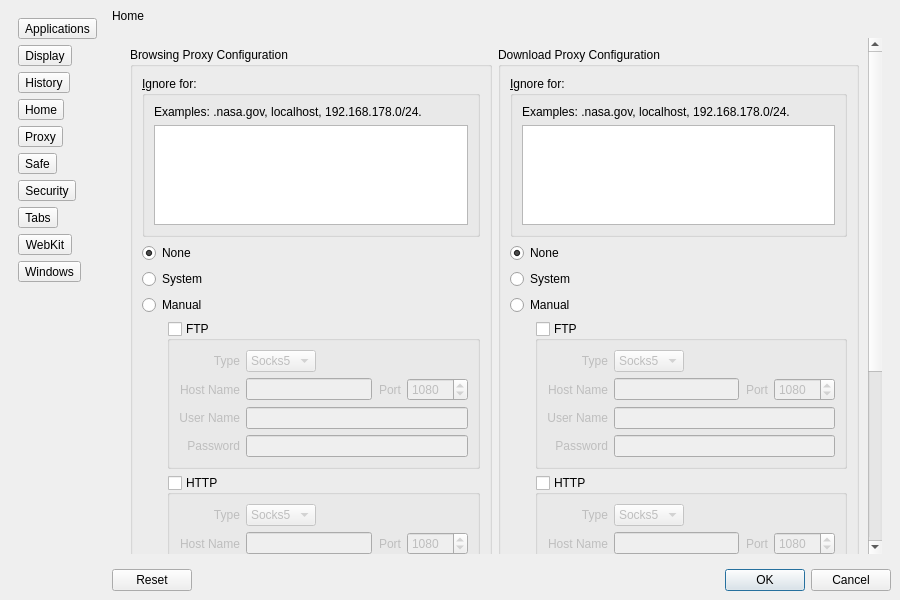
Before: the Qt Designer form Version 2.x/UI/dsettings.ui in textbrowser/dooble, drawn with Qt 5.
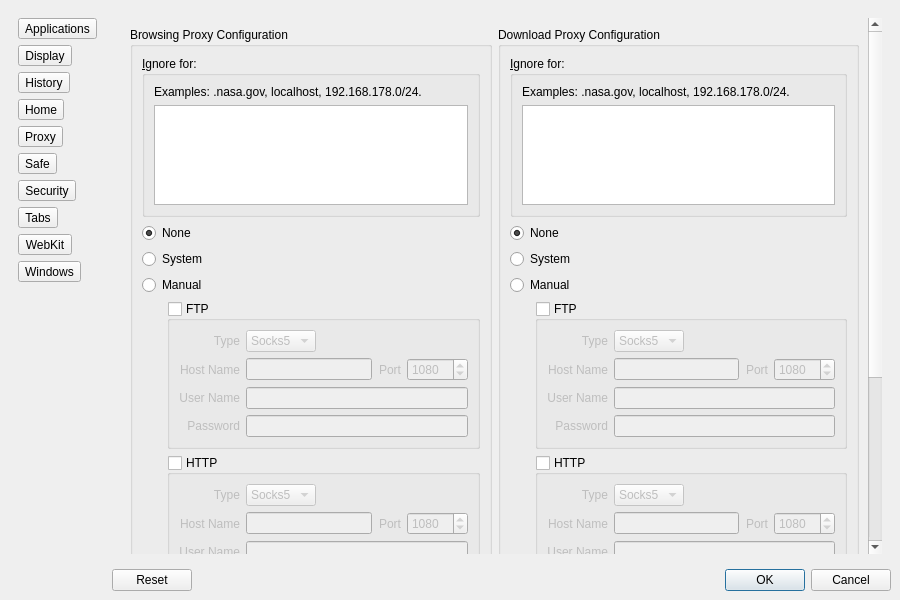
After: the same form once the commit is applied. The open tabs and pages were chosen to show the change. Custom widgets are drawn as their Qt base class.

Commit message: New Home location. New INI variable. Removed home path from Settings.

Diff of the .ui file:
```diff
--- a/Version 2.x/UI/dsettings.ui
+++ b/Version 2.x/UI/dsettings.ui
@@ -281,13 +281,6 @@
     </item>
     <item>
      <layout class="QVBoxLayout" name="verticalLayout_5">
-      <item>
-       <widget class="QLabel" name="home_path">
-        <property name="text">
-         <string>Home</string>
-        </property>
-       </widget>
-      </item>
       <item>
        <widget class="QStackedWidget" name="stackedWidget">
         <property name="enabled">
@@ -1558,8 +1551,8 @@
               <rect>
                <x>0</x>
                <y>0</y>
-               <width>738</width>
-               <height>865</height>
+               <width>594</width>
+               <height>897</height>
               </rect>
              </property>
              <layout class="QVBoxLayout" name="verticalLayoutt">
```
Left out of the diff: 8 changed lines with no effect on the pictures. The commit also changes 8 other files.
